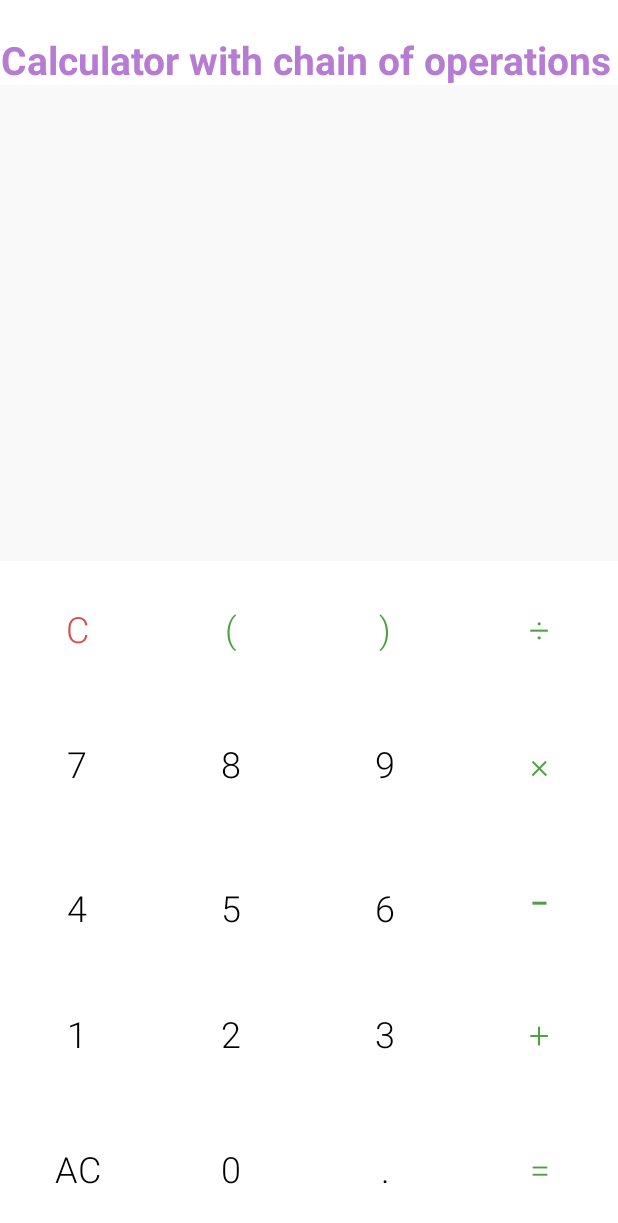
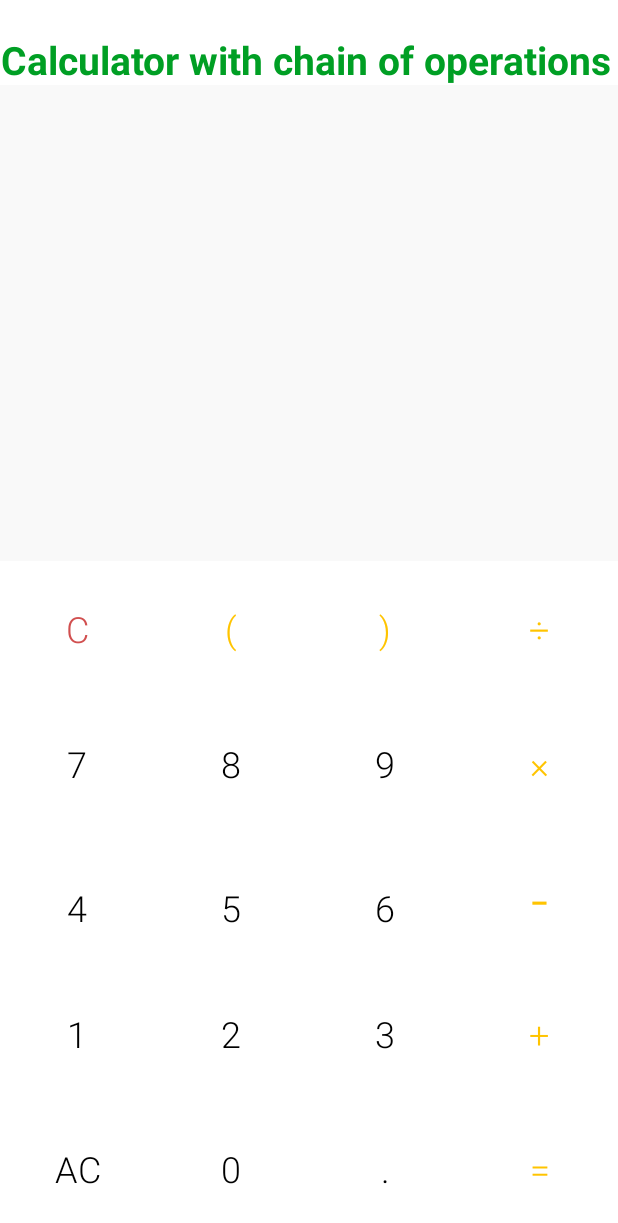
Before and after one commit to hirensorathiya3108/Mobile-Web-Application-3, an Android app: the CalculatorActivity screen opened directly, with no data from a screen before it, on a phone screen of 412 x 824 dp. Shown: the top 1223 px of the screen. Run offline under Robolectric (Android 15) with nearby library versions, the phone set to English and light mode, and no system bars; our stand-ins replace data binding, sdp/ssp sizes.

Commit message:
->Change app theme

```diff
--- a/app/src/main/java/mobile/app/webcatalog/activityes/CalculatorActivity.kt
+++ b/app/src/main/java/mobile/app/webcatalog/activityes/CalculatorActivity.kt
@@ -120,7 +120,7 @@ class CalculatorActivity : AppCompatActivity() {
             } else {
                 // Show Result
                 binding.output.text = DecimalFormat("0.######").format(result).toString()
-                binding.output.setTextColor(ContextCompat.getColor(this, R.color.green))
+                binding.output.setTextColor(ContextCompat.getColor(this, R.color.yellow))
             }
         } catch (e: Exception) {
             // Show Error Message
--- a/app/src/main/res/drawable/radio_checked.xml
+++ b/app/src/main/res/drawable/radio_checked.xml
@@ -2,13 +2,13 @@
 <layer-list xmlns:android="http://schemas.android.com/apk/res/android">
     <item>
         <shape android:shape="oval">
-            <stroke android:width="1dp" android:color="@color/purple_button_color"/>
+            <stroke android:width="1dp" android:color="@color/yellow_button_color"/>
             <size android:width="30dp" android:height="30dp"/>
         </shape>
     </item>
     <item android:top="5dp" android:bottom="5dp" android:left="5dp" android:right="5dp">
         <shape android:shape="oval">
-            <solid android:width="1dp" android:color="@color/purple_button_color"/>
+            <solid android:width="1dp" android:color="@color/yellow_button_color"/>
             <size android:width="10dp" android:height="10dp"/>
         </shape>
     </item>
--- a/app/src/main/res/drawable/radio_unchecked.xml
+++ b/app/src/main/res/drawable/radio_unchecked.xml
@@ -1,6 +1,6 @@
 <?xml version="1.0" encoding="utf-8"?>
 <shape xmlns:android="http://schemas.android.com/apk/res/android"
     android:shape="oval">
-    <stroke android:width="1dp" android:color="@color/purple_button_color"/>
+    <stroke android:width="1dp" android:color="@color/yellow_button_color"/>
     <size android:width="30dp" android:height="30dp"/>
 </shape>
--- a/app/src/main/res/drawable/submit_button_bg.xml
+++ b/app/src/main/res/drawable/submit_button_bg.xml
@@ -2,7 +2,7 @@
 <shape xmlns:android="http://schemas.android.com/apk/res/android"
     android:shape="rectangle">
 
-    <solid android:color="@color/purple_button_color"/>
+    <solid android:color="@color/yellow_button_color"/>
     <corners android:radius="@dimen/_15sdp"/>
 
 </shape>
--- a/app/src/main/res/layout/activity_button.xml
+++ b/app/src/main/res/layout/activity_button.xml
@@ -17,7 +17,7 @@
             android:layout_width="match_parent"
             android:layout_height="match_parent"
             android:scaleType="centerCrop"
-            android:src="@drawable/first_screen_background" />
+            android:src="@drawable/ic_first_screen_background_2" />
 
         <!--    top button-->
         <androidx.appcompat.widget.AppCompatButton
--- a/app/src/main/res/layout/activity_calculator.xml
+++ b/app/src/main/res/layout/activity_calculator.xml
@@ -55,7 +55,7 @@
                 android:textSize="50sp"
                 android:maxLines="2"
                 android:fontFamily="sans-serif"
-                android:textColor="@color/green"
+                android:textColor="@color/yellow"
                 tools:text="12" />
 
         </LinearLayout>
@@ -80,7 +80,7 @@
                     android:layout_width="wrap_content"
                     android:layout_height="90dp"
                     style="@style/Button_Style"
-                    android:textColor="@color/green"
+                    android:textColor="@color/yellow"
                     android:text="(" />
 
                 <androidx.appcompat.widget.AppCompatButton
@@ -88,11 +88,11 @@
                     android:layout_width="wrap_content"
                     android:layout_height="90dp"
                     style="@style/Button_Style"
-                    android:textColor="@color/green"
+                    android:textColor="@color/yellow"
                     android:text=")" />
 
                 <androidx.appcompat.widget.AppCompatButton
-                    android:textColor="@color/green"
+                    android:textColor="@color/yellow"
                     android:id="@+id/button_division"
                     android:layout_width="wrap_content"
                     android:layout_height="90dp"
@@ -125,7 +125,7 @@
                     android:text="9" />
 
                 <androidx.appcompat.widget.AppCompatButton
-                    android:textColor="@color/green"
+                    android:textColor="@color/yellow"
                     android:id="@+id/button_multiply"
                     android:layout_width="wrap_content"
                     android:layout_height="90dp"
@@ -158,7 +158,7 @@
                     android:text="6" />
 
                 <androidx.appcompat.widget.AppCompatButton
-                    android:textColor="@color/green"
+                    android:textColor="@color/yellow"
                     android:id="@+id/button_subtraction"
                     android:layout_width="wrap_content"
                     android:layout_height="90dp"
@@ -192,7 +192,7 @@
                     android:text="3" />
 
                 <androidx.appcompat.widget.AppCompatButton
-                    android:textColor="@color/green"
+                    android:textColor="@color/yellow"
                     android:id="@+id/button_addition"
                     android:layout_width="wrap_content"
                     android:layout_height="90dp"
@@ -230,7 +230,7 @@
                     android:layout_height="90dp"
                     android:layout_weight="1"
                     style="@style/Button_Style"
-                    android:textColor="@color/green"
+                    android:textColor="@color/yellow"
                     android:text="=" />
 
             </TableRow>
--- a/app/src/main/res/layout/activity_countries_city.xml
+++ b/app/src/main/res/layout/activity_countries_city.xml
@@ -75,7 +75,7 @@
                         android:layout_gravity="center"
                         android:enabled="true"
                         android:layout_marginEnd="@dimen/_5sdp"
-                        android:backgroundTint="@color/purple_button_color"
+                        android:backgroundTint="@color/yellow_button_color"
                         android:gravity="center" />
 
                     <androidx.appcompat.widget.AppCompatTextView
@@ -107,7 +107,7 @@
                         android:layout_height="wrap_content"
                         android:layout_gravity="center"
                         android:layout_marginEnd="@dimen/_5sdp"
-                        android:backgroundTint="@color/purple_button_color"
+                        android:backgroundTint="@color/yellow_button_color"
                         android:gravity="center" />
 
                     <androidx.appcompat.widget.AppCompatTextView
@@ -138,7 +138,7 @@
                         android:layout_height="wrap_content"
                         android:layout_gravity="center"
                         android:layout_marginEnd="@dimen/_5sdp"
-                        android:backgroundTint="@color/purple_button_color"
+                        android:backgroundTint="@color/yellow_button_color"
                         android:gravity="center" />
 
                     <androidx.appcompat.widget.AppCompatTextView
--- a/app/src/main/res/layout/activity_login.xml
+++ b/app/src/main/res/layout/activity_login.xml
@@ -50,7 +50,7 @@
             android:layout_width="@dimen/_130sdp"
             android:layout_height="@dimen/_100sdp"
             android:scaleType="centerCrop"
-            android:src="@drawable/ic_uwl"
+            android:src="@drawable/ic_logo"
             app:layout_constraintEnd_toEndOf="parent"
             app:layout_constraintStart_toStartOf="parent"
             app:layout_constraintTop_toBottomOf="@+id/tvDesc" />
@@ -69,7 +69,7 @@
             <com.google.android.material.textfield.TextInputLayout
                 android:id="@+id/usernameTextInputLayout"
                 android:layout_width="match_parent"
-                app:boxStrokeColor="@color/black"
+                app:boxStrokeColor="@color/yellow"
                 android:layout_height="wrap_content"
                 android:layout_marginTop="16dp">
 
@@ -111,7 +111,7 @@
                     android:layout_gravity="end"
                     android:layout_marginTop="@dimen/_4sdp"
                     android:text="0/20"
-                    android:textColor="@color/black"
+                    android:textColor="@color/yellow"
                     app:layout_constraintBottom_toBottomOf="parent"
                     app:layout_constraintEnd_toEndOf="parent"
                     app:layout_constraintTop_toTopOf="parent"
--- a/app/src/main/res/values/colors.xml
+++ b/app/src/main/res/values/colors.xml
@@ -6,28 +6,28 @@
 
     <!--    button screen color start-->
     <color name="text_button_color">@color/white</color>
-    <color name="top_button_color">#fe5722</color>
-    <color name="bottom_button_color">#ea1e63</color>
-    <color name="textview_color">#512da7</color>
+    <color name="top_button_color">#d30000</color>
+    <color name="bottom_button_color">#d30000</color>
+    <color name="textview_color">#33b5e5</color>
     <!--    button screen color end-->
 
     <!--    CountriesCity screen color start-->
     <color name="text_black_color">@color/black</color>
-    <color name="select_country_text_color">#b67bd3</color>
-    <color name="country_name_color">#bf360c</color>
-    <color name="purple_button_color">#6750a4</color>
+    <color name="select_country_text_color">#009f24</color>
+    <color name="country_name_color">#FF000000</color>
+    <color name="yellow_button_color">#FFC400</color>
     <!--    CountriesCity screen color end-->
 
     <!--    Login screen color start-->
     <color name="blue_text_color">#0099cc</color>
-    <color name="blue_button_color">#33b5e5</color>
+    <color name="blue_button_color">#d30000</color>
     <color name="red_text_color">#bb3d36</color>
     <!--    Login screen color end-->
 
     <!--    Calculator screen color start-->
     <color name="window_background">#FFFFFFFF</color>
     <color name="io_background">#F9F9F9</color>
-    <color name="green">#4ea043</color>
+    <color name="yellow">#FFC400</color>
     <color name="red">#d14f4f</color>
     <color name="text_main">#FF000000</color>
     <!--    Calculator screen color end-->
--- a/app/src/main/res/values/themes.xml
+++ b/app/src/main/res/values/themes.xml
@@ -3,6 +3,7 @@
     <style name="Base.Theme.MobileWebApplicationDevelopment" parent="Theme.Material3.Light.NoActionBar">
         <!-- Customize your light theme here. -->
         <!-- <item name="colorPrimary">@color/my_light_primary</item> -->
+        <item name="android:statusBarColor">@color/top_button_color</item>
     </style>
 
     <style name="Theme.MobileWebApplicationDevelopment" parent="Base.Theme.MobileWebApplicationDevelopment" />
```
Also changed, not shown: app/src/main/res/drawable-xxhdpi/first_screen_background.png (deleted), app/src/main/res/drawable-xxhdpi/ic_first_screen_background_2.jpg (added), app/src/main/res/drawable-xxhdpi/ic_logo.png (added), app/src/main/res/drawable-xxhdpi/ic_uwl.png (deleted).
